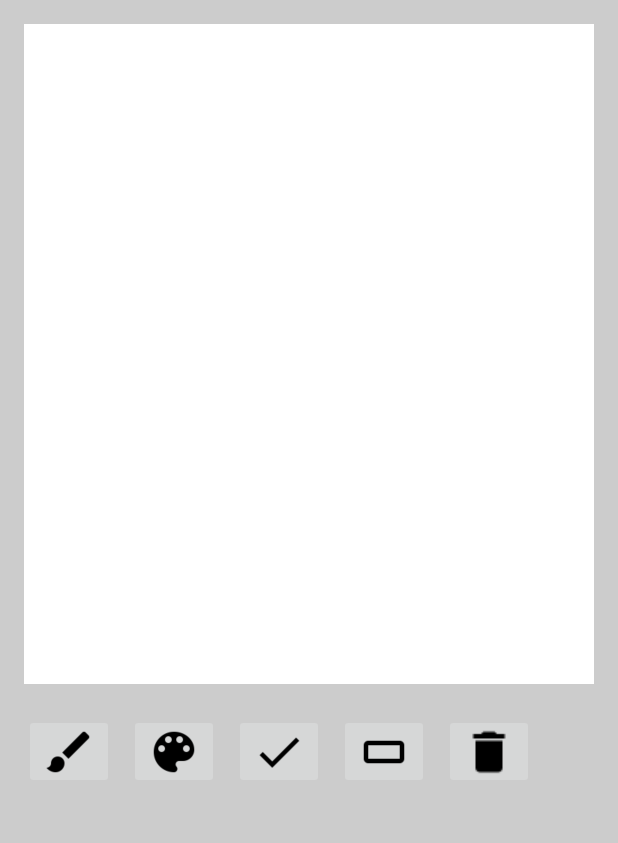
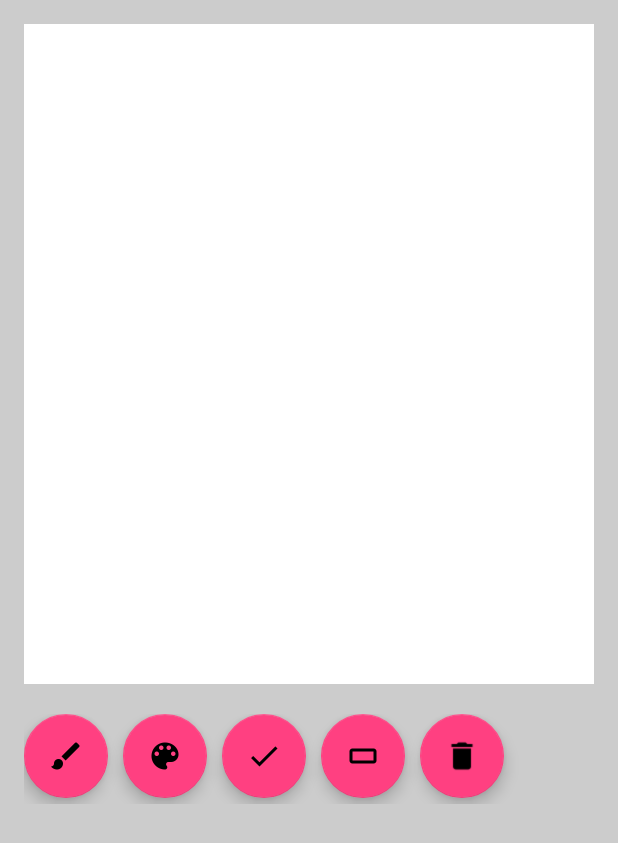
Before and after one commit to MadelynTav/PaintApp, an Android app: the screen it shows after launch (MainActivity), on a phone screen of 412 x 824 dp. Shown: the top 843 px of the screen. Run offline under Robolectric (Android 15) with nearby library versions, the phone set to English and light mode, and no system bars; our stand-ins replace ButterKnife.

Commit message:
changes to floating action button

```diff
--- a/app/src/main/java/nyc/apprentice/madelyntavarez/paintapp/MainActivity.java
+++ b/app/src/main/java/nyc/apprentice/madelyntavarez/paintapp/MainActivity.java
@@ -3,6 +3,7 @@ package nyc.apprentice.madelyntavarez.paintapp;
 import android.app.Dialog;
 import android.content.Context;
 import android.content.DialogInterface;
+import android.graphics.Bitmap;
 import android.graphics.Canvas;
 import android.graphics.Color;
 import android.graphics.PorterDuff;
@@ -16,12 +17,17 @@ import android.support.design.widget.Snackbar;
 import android.support.v7.app.AppCompatActivity;
 import android.support.v7.widget.Toolbar;
 import android.util.Log;
+import android.view.Gravity;
 import android.view.View;
 import android.view.Menu;
 import android.view.MenuItem;
+import android.view.WindowManager;
 import android.widget.ImageButton;
+import android.widget.LinearLayout;
 import android.widget.Toast;
 
+import java.io.File;
+import java.io.FileOutputStream;
 import java.util.UUID;
 
 import butterknife.Bind;
@@ -30,11 +36,12 @@ import butterknife.BindDimen;
 public class MainActivity extends AppCompatActivity {
 
 
-    ImageButton currBrushSize;
-    ImageButton currColor;
-    ImageButton erase;
-    ImageButton trash;
-    ImageButton save;
+    FloatingActionButton currBrushSize;
+    FloatingActionButton currColor;
+    FloatingActionButton  erase;
+    FloatingActionButton  trash;
+    FloatingActionButton save;
+    FloatingActionButton share;
     float smallBrush;
     float mediumBrush;
     float largeBrush;
@@ -49,15 +56,16 @@ public class MainActivity extends AppCompatActivity {
     protected void onCreate(Bundle savedInstanceState) {
         super.onCreate(savedInstanceState);
         setContentView(R.layout.content_main);
-        currBrushSize= (ImageButton) findViewById(R.id.brush_button);
-        currColor = (ImageButton) findViewById(R.id.color_button);
+        currColor = (FloatingActionButton) findViewById(R.id.color_button);
+        currBrushSize= (FloatingActionButton) findViewById(R.id.brush_button);
         customView = (CustomView) findViewById(R.id.drawing_view);
-        erase = (ImageButton) findViewById(R.id.erase);
+        erase = (FloatingActionButton) findViewById(R.id.erase);
         smallBrush = getResources().getInteger(R.integer.small_size);
         mediumBrush = getResources().getInteger(R.integer.medium_size);
         largeBrush = getResources().getInteger(R.integer.large_size);
-        save = (ImageButton) findViewById(R.id.save);
-        trash = (ImageButton) findViewById(R.id.trash);
+        save = (FloatingActionButton) findViewById(R.id.save);
+        trash = (FloatingActionButton) findViewById(R.id.trash);
+        customView.setDrawingCacheEnabled(true);
 
     }
 
@@ -94,6 +102,7 @@ public class MainActivity extends AppCompatActivity {
                 brushDialog = new Dialog(context);
                 brushDialog.setContentView(R.layout.brush_size_picker);
                 brushDialog.getWindow().setBackgroundDrawable(new ColorDrawable(android.graphics.Color.TRANSPARENT));
+
                 brushDialog.show();
             }
         });
@@ -124,6 +133,17 @@ public class MainActivity extends AppCompatActivity {
             }
 
         });
+
+//        share.setOnClickListener(new View.OnClickListener() {
+//            @Override
+//            public void onClick(View v) {
+//                try {
+//                    //Bitmap bitmap= customView.getDrawingCache().compress(Bitmap.CompressFormat.JPEG, 100, new FileOutputStream(new File("/mnt/sdcard/arun.jpg")));
+//                } catch (Exception e) {
+//                    Log.e("Error--------->", e.toString());
+//                }
+//            }
+//        });
     }
 
     public void changeBrushSize(View v){
@@ -143,7 +163,5 @@ public class MainActivity extends AppCompatActivity {
         int color1= Color.parseColor(color);
         customView.setPaintColor(color1);
         colorDialog.dismiss();
-
-
     }
 }
--- a/app/src/main/res/layout/brush_size_picker.xml
+++ b/app/src/main/res/layout/brush_size_picker.xml
@@ -1,7 +1,8 @@
 <?xml version="1.0" encoding="utf-8"?>
 <LinearLayout xmlns:android="http://schemas.android.com/apk/res/android"
-    android:layout_width="match_parent"
+    android:layout_width="wrap_content"
     android:orientation="vertical"
+    android:id="@+id/linearLayout"
     android:layout_height="match_parent">
 
     <ImageButton
@@ -9,6 +10,7 @@
         android:layout_height="wrap_content"
         android:layout_weight="1"
         android:tag="10"
+        android:layout_gravity="center"
         android:background="#00ffffff"
         android:onClick="changeBrushSize"
         android:src="@drawable/small"
@@ -20,6 +22,7 @@
         android:layout_height="wrap_content"
         android:id="@+id/medium_brush"
         android:tag="20"
+        android:layout_gravity="center"
         android:background="#00ffffff"
         android:onClick="changeBrushSize"
         android:src="@drawable/medium"
@@ -30,6 +33,7 @@
         android:layout_width="wrap_content"
         android:layout_height="wrap_content"
         android:id="@+id/large_brush"
+        android:layout_gravity="center"
         android:tag="30"
         android:onClick="changeBrushSize"
         android:src="@drawable/large"
--- a/app/src/main/res/layout/content_main.xml
+++ b/app/src/main/res/layout/content_main.xml
@@ -1,7 +1,5 @@
 <?xml version="1.0" encoding="utf-8"?>
 <LinearLayout xmlns:android="http://schemas.android.com/apk/res/android"
-    xmlns:app="http://schemas.android.com/apk/res-auto"
-    xmlns:tools="http://schemas.android.com/tools"
     android:layout_width="match_parent"
     android:layout_height="match_parent"
     android:paddingBottom="@dimen/activity_vertical_margin"
@@ -9,10 +7,7 @@
     android:background="#FFCCCCCC"
     android:orientation="vertical"
     android:paddingRight="@dimen/activity_horizontal_margin"
-    android:paddingTop="@dimen/activity_vertical_margin"
-    app:layout_behavior="@string/appbar_scrolling_view_behavior"
-    tools:context="nyc.apprentice.madelyntavarez.paintapp.MainActivity"
-    tools:showIn="@layout/activity_main">
+    android:paddingTop="@dimen/activity_vertical_margin">
 
     <nyc.apprentice.madelyntavarez.paintapp.CustomView
         android:layout_width="fill_parent"
@@ -21,36 +16,39 @@
         android:background="#FFFFFF"
         android:layout_marginBottom="20dp"/>
 
+
     <LinearLayout
         android:layout_width="match_parent"
-        android:layout_height="50dp"
+        android:layout_height="60dp"
         android:id="@+id/button_layout"
         android:orientation="horizontal">
 
-        <ImageButton
+
+        <android.support.design.widget.FloatingActionButton
             android:layout_width="60dp"
             android:layout_height="wrap_content"
-            android:layout_marginRight="10dp"
+           android:layout_marginRight="10dp"
             android:src="@drawable/brush"
             android:id="@+id/brush_button"
             android:scaleType="centerCrop" />
 
-        <ImageButton
+        <android.support.design.widget.FloatingActionButton
             android:layout_width="60dp"
             android:layout_height="wrap_content"
             android:layout_marginRight="10dp"
             android:scaleType="centerCrop"
             android:src="@drawable/color_picker"
             android:id="@+id/color_button"/>
-        <ImageButton
+
+        <android.support.design.widget.FloatingActionButton
             android:layout_width="60dp"
             android:layout_height="wrap_content"
             android:src="@drawable/save"
-
             android:scaleType="centerCrop"
             android:layout_marginRight="10dp"
             android:id="@+id/save"/>
-        <ImageButton
+
+        <android.support.design.widget.FloatingActionButton
             android:layout_width="60dp"
             android:src="@drawable/eraser"
             android:scaleType="centerCrop"
@@ -58,7 +56,7 @@
             android:layout_marginRight="10dp"
             android:id="@+id/erase"/>
 
-        <ImageButton
+        <android.support.design.widget.FloatingActionButton
             android:layout_width="60dp"
             android:layout_height="wrap_content"
             android:id="@+id/trash"
@@ -66,7 +64,6 @@
             android:src="@drawable/trash"/>
 
 
-
     </LinearLayout>
 
 
```
Also changed, not shown: app/src/main/res/layout/activity_main.xml (+7 -7 lines), app/src/main/res/layout/color_picker.xml (+5 -4 lines).
